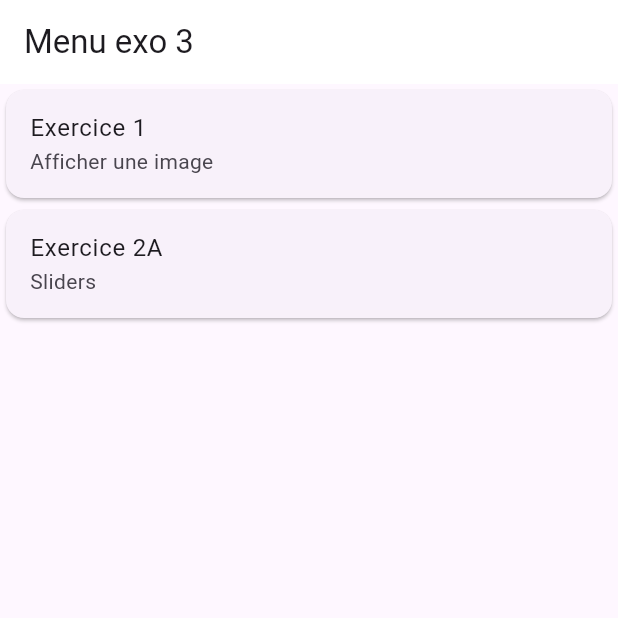
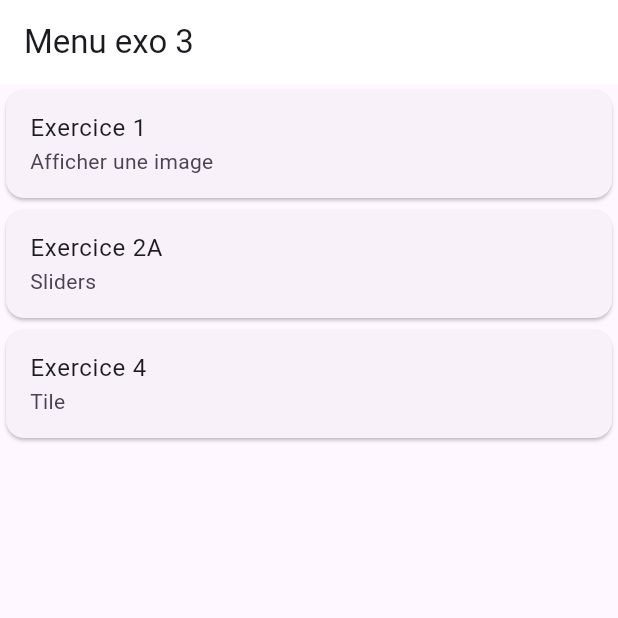
Before and after one commit to hugo-joly/AMSEJolyStockinger, a Flutter app: the screen it shows after launch, on a phone screen of 412 x 824 dp, the top half of it. Run offline on Flutter 3.47's test engine with Material 3 defaults, Android fonts, the phone set to English and light mode, and no system bars.

Commit message:
mainexo3

```diff
--- a/tp2/lib/exo3/mainexo3.dart
+++ b/tp2/lib/exo3/mainexo3.dart
@@ -1,6 +1,7 @@
 import 'package:flutter/material.dart';
 import '../exo1/mainexo1.dart';
 import '../exo2/mainexo2.dart';
+import '../exo4/mainexo4.dart';
 import 'menuTile.dart';
 
 class Menu extends StatefulWidget {
@@ -29,7 +30,11 @@ class _MenuState extends State<Menu> {
           MenuTile(
               title: "Exercice 2A",
               subtitle: "Sliders",
-              exercice: const Exo2())
+              exercice: const Exo2()),
+          MenuTile(
+              title: "Exercice 4",
+              subtitle: "Tile",
+              exercice: const DisplayTileWidget())
         ]));
   }
 }
```
